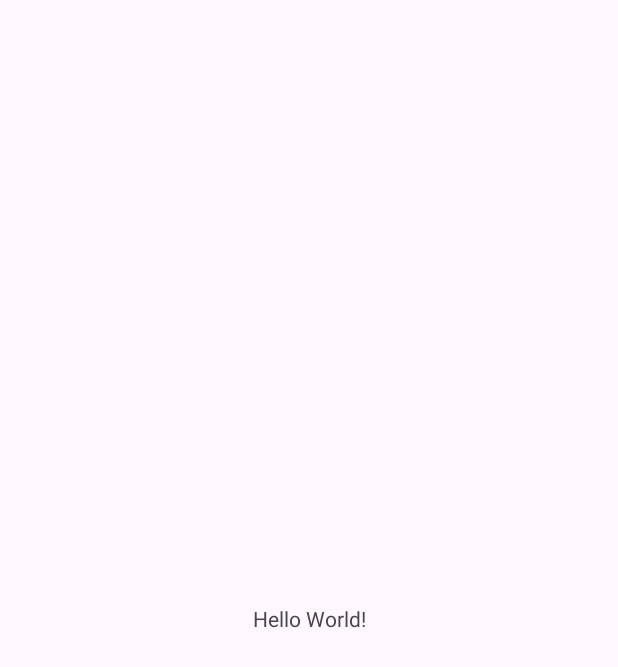
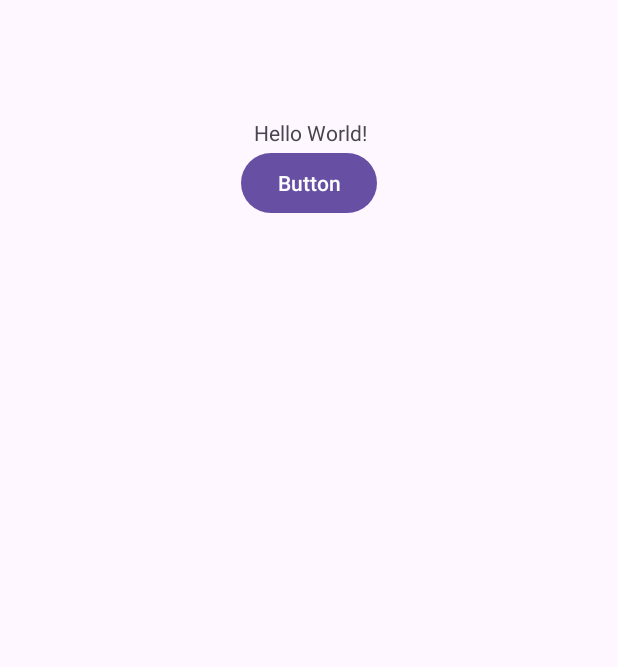
Before and after one commit to Kvazaras/Martech_2024.09.26, an Android app: the screen it shows after launch (MainActivity), on a phone screen of 412 x 824 dp. Before the commit the part shown is almost empty. Shown: the top 667 px of the screen. Run offline under Robolectric (Android 15) with nearby library versions, the phone set to English and light mode, and no system bars.

Commit message:
Added user controls

```diff
--- a/app/src/main/res/layout/activity_main.xml
+++ b/app/src/main/res/layout/activity_main.xml
@@ -8,12 +8,24 @@
     tools:context=".MainActivity">
 
     <TextView
+        android:id="@+id/tvChangeText"
         android:layout_width="wrap_content"
         android:layout_height="wrap_content"
         android:text="Hello World!"
         app:layout_constraintBottom_toBottomOf="parent"
         app:layout_constraintEnd_toEndOf="parent"
+        app:layout_constraintHorizontal_bias="0.502"
         app:layout_constraintStart_toStartOf="parent"
-        app:layout_constraintTop_toTopOf="parent" />
+        app:layout_constraintTop_toTopOf="parent"
+        app:layout_constraintVertical_bias="0.098" />
+
+    <Button
+        android:id="@+id/btnChangeText"
+        android:layout_width="wrap_content"
+        android:layout_height="wrap_content"
+        android:text="Button"
+        app:layout_constraintEnd_toEndOf="parent"
+        app:layout_constraintStart_toStartOf="parent"
+        app:layout_constraintTop_toBottomOf="@+id/tvChangeText" />
 
 </androidx.constraintlayout.widget.ConstraintLayout>
```
